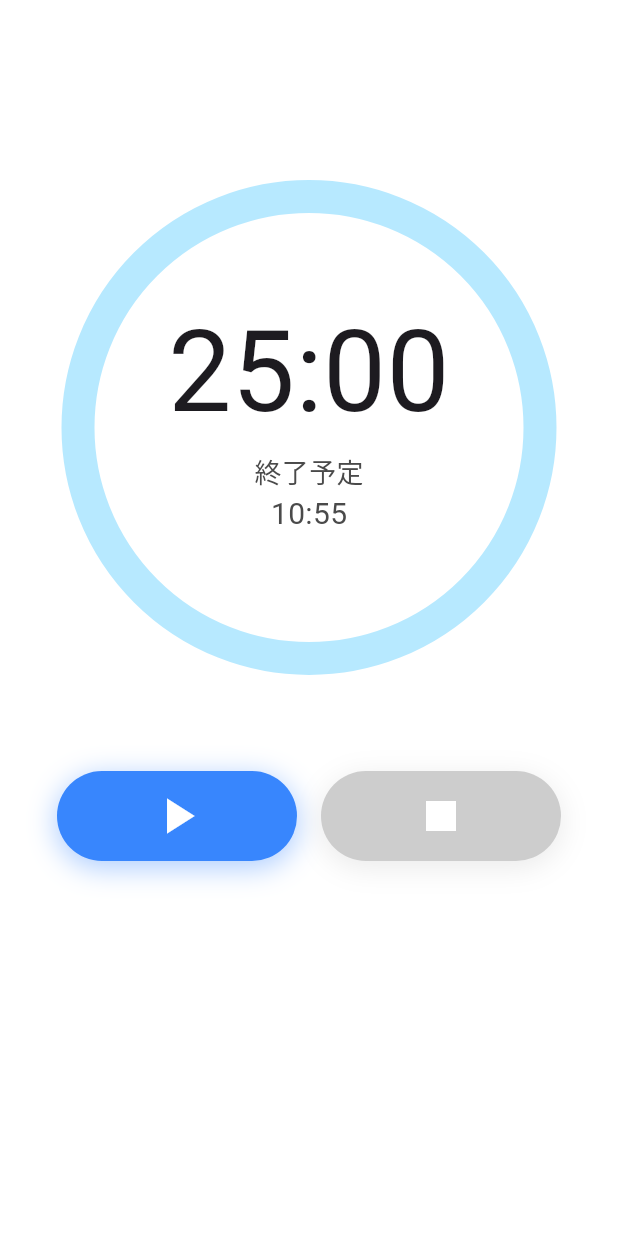
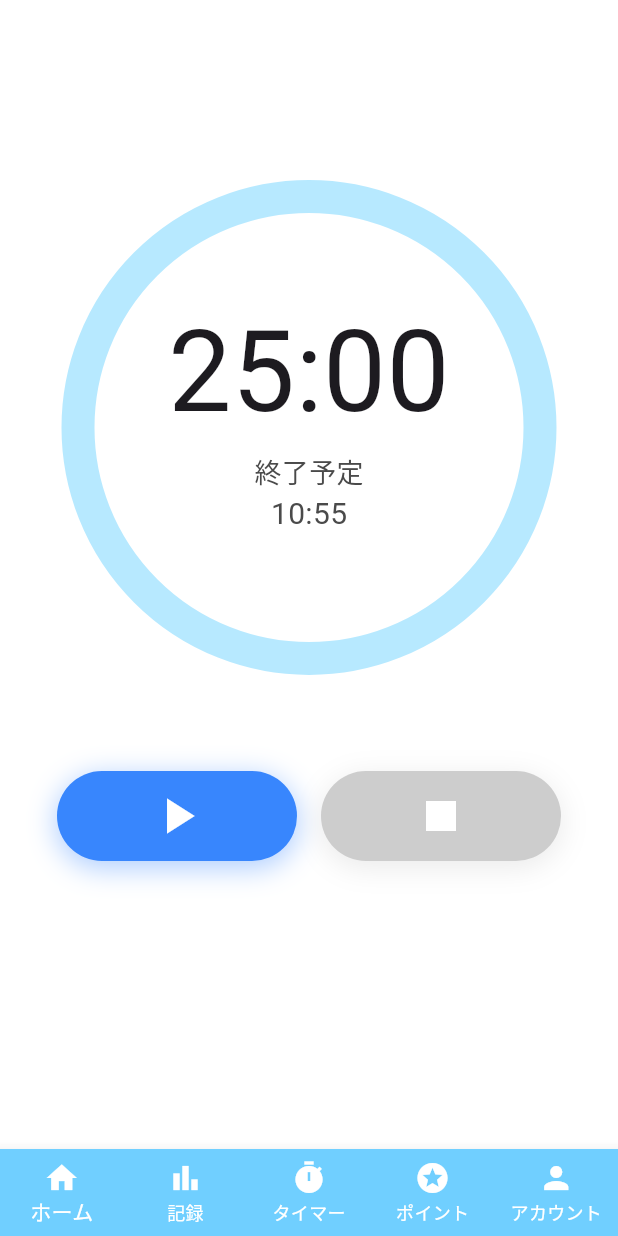
Before and after one commit to skyrinrin/projects, a Flutter app: the screen it shows after launch, on a phone screen of 412 x 824 dp. Run offline on Flutter 3.47's test engine with Material 3 defaults, Android fonts, the phone set to English and light mode, and no system bars; our stand-ins replace flutter_riverpod, hooks_riverpod, shared_preferences.

Commit message:
'フッターを作った'

```diff
--- a/pomodoro_timer_app/lib/homepage.dart
+++ b/pomodoro_timer_app/lib/homepage.dart
@@ -1,4 +1,5 @@
 import 'package:flutter/material.dart';
+import 'package:pomodoro_timer_app/presentation/bottom_nav.dart';
 import 'package:pomodoro_timer_app/presentation/screen/home_screen.dart';
 
 class Homepage extends StatelessWidget {
@@ -9,6 +10,7 @@ class Homepage extends StatelessWidget {
       home: Scaffold(
         backgroundColor: Colors.white,
         body: SafeArea(child: HomeScreen()),
+        bottomNavigationBar: BottomNav(),
       ),
     );
   }
--- /dev/null
+++ b/pomodoro_timer_app/lib/presentation/bottom_nav.dart
@@ -0,0 +1,22 @@
+import 'package:flutter/material.dart';
+
+class BottomNav extends StatelessWidget {
+  const BottomNav({super.key});
+
+  @override
+  Widget build(BuildContext context) {
+    return BottomNavigationBar(
+      backgroundColor: Color(0xFF70CFFF),
+      selectedItemColor: Colors.white,
+      unselectedItemColor: Colors.white,
+      type: BottomNavigationBarType.fixed,
+      items: const [
+        BottomNavigationBarItem(icon: Icon(Icons.home), label: 'ホーム'),
+        BottomNavigationBarItem(icon: Icon(Icons.bar_chart), label: '記録'),
+        BottomNavigationBarItem(icon: Icon(Icons.timer), label: 'タイマー'),
+        BottomNavigationBarItem(icon: Icon(Icons.stars), label: 'ポイント'),
+        BottomNavigationBarItem(icon: Icon(Icons.person), label: 'アカウント'),
+      ],
+    );
+  }
+}
```
